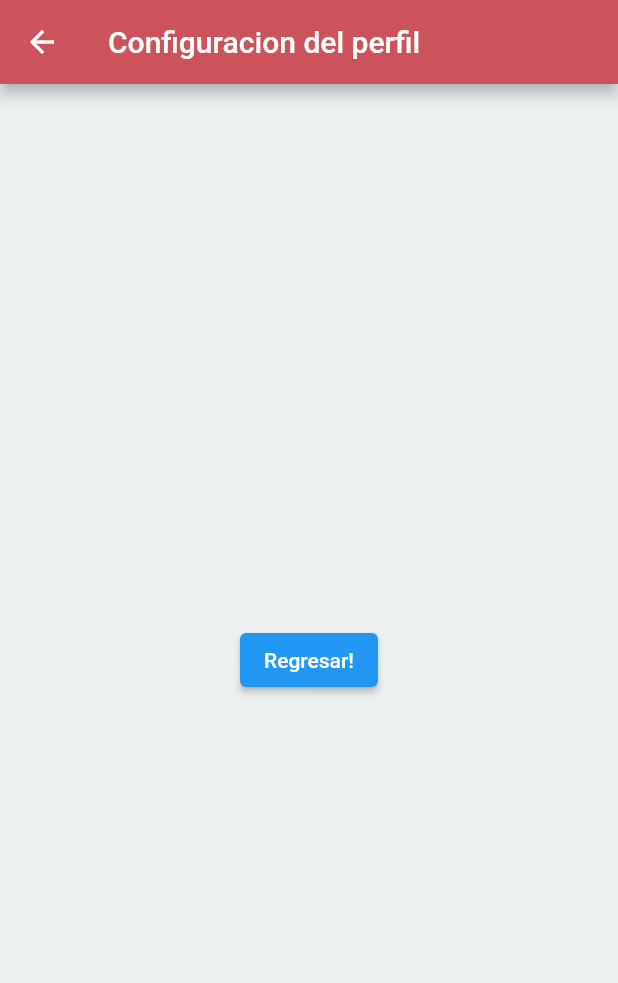
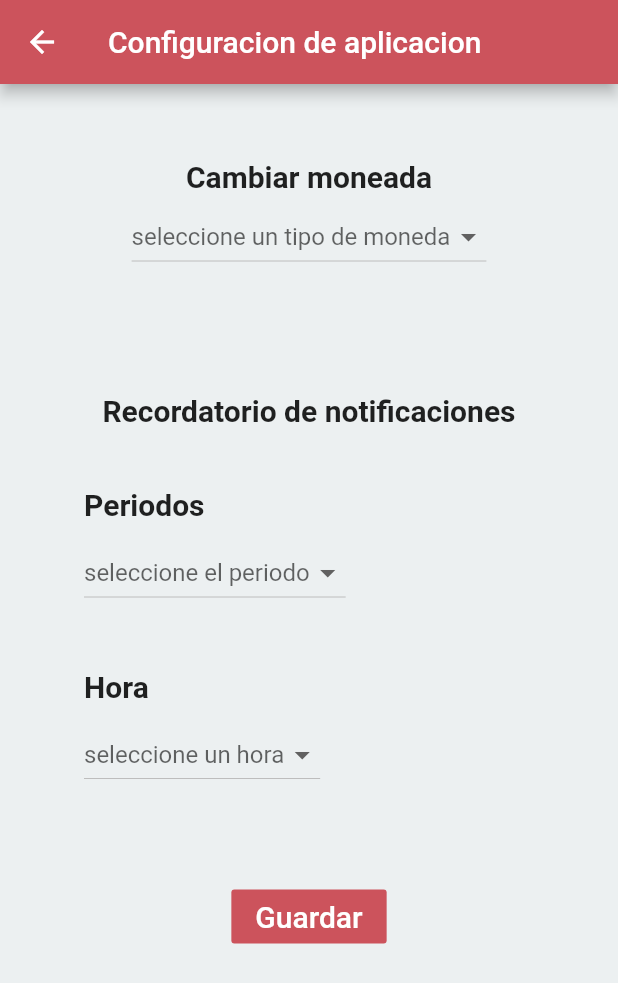
Before and after one commit to CARDONALUIS/AppFinanzasPersonales, a Flutter app: the ConfiPerfilPantalla screen opened directly, on a phone screen of 412 x 824 dp. Shown: the top 983 px of the screen. Run offline on Flutter 3.47's test engine with Material 2 defaults, Android fonts, the light colour scheme and no system bars; Roboto replaces fonts that are missing (Georgia, Hind).

Commit message:
Vista configuración
Vista configuración

```diff
--- a/appfinanzaspersonales/lib/Configuracion.dart
+++ b/appfinanzaspersonales/lib/Configuracion.dart
@@ -1,18 +1,122 @@
 import 'package:flutter/material.dart';
 
 class ConfiPerfilPantalla extends StatelessWidget {
+  var _listaMoneda = ['Peso', 'Dolar'];
+  String _vistaMoneda = 'seleccione un tipo de moneda';
+
+  var _listaPeriodos = [
+    'Por dia',
+    'Tercer dia',
+    'Fin de semana',
+  ];
+  String _vistaPeriodos = 'seleccione el periodo';
+
+  var _listaHoras = ['7 am', '10 am', '2pm', '5pm', '7 pm', '11pm'];
+  String _vistaHoras = 'seleccione un hora';
+
   @override
   Widget build(BuildContext context) {
     return Scaffold(
       appBar: AppBar(
-        title: Text("Configuracion del perfil"),
+        title: Text("Configuracion de aplicacion"),
       ),
       body: Center(
-        child: ElevatedButton(
+        /*child: ElevatedButton(
           onPressed: () {
             Navigator.pop(context);
           },
           child: Text('Regresar!'),
+        ),*/
+        child: Column(
+          children: <Widget>[
+            SizedBox(height: 50),
+            Text(
+              'Cambiar moneada',
+              textAlign: TextAlign.left,
+              style: const TextStyle(fontWeight: FontWeight.bold, fontSize: 20),
+            ),
+            SizedBox(height: 5),
+            DropdownButton(
+              items: _listaMoneda.map((String a) {
+                return DropdownMenuItem(value: a, child: Text(a));
+              }).toList(),
+              onChanged: (_) {},
+              hint: Text(_vistaMoneda),
+            ),
+            SizedBox(height: 80),
+            Text(
+              'Recordatorio de notificaciones',
+              textAlign: TextAlign.left,
+              style: const TextStyle(fontWeight: FontWeight.bold, fontSize: 20),
+            ),
+            SizedBox(height: 40),
+            Container(
+              width: 300,
+              child: Row(
+                children: <Widget>[
+                  Text(
+                    'Periodos',
+                    textAlign: TextAlign.center,
+                    style: const TextStyle(
+                        fontWeight: FontWeight.bold, fontSize: 20),
+                  ),
+                ],
+              ),
+            ),
+            SizedBox(height: 10),
+            Container(
+              width: 300,
+              child: Row(
+                children: <Widget>[
+                  DropdownButton(
+                    items: _listaPeriodos.map((String a) {
+                      return DropdownMenuItem(value: a, child: Text(a));
+                    }).toList(),
+                    onChanged: (_) {},
+                    hint: Text(_vistaPeriodos),
+                  ),
+                ],
+              ),
+            ),
+            SizedBox(height: 40),
+            Container(
+              width: 300,
+              child: Row(
+                children: <Widget>[
+                  Text(
+                    'Hora',
+                    textAlign: TextAlign.center,
+                    style: const TextStyle(
+                        fontWeight: FontWeight.bold, fontSize: 20),
+                  ),
+                ],
+              ),
+            ),
+            SizedBox(height: 10),
+            Container(
+              width: 300,
+              child: Row(
+                children: <Widget>[
+                  DropdownButton(
+                    items: _listaHoras.map((String a) {
+                      return DropdownMenuItem(value: a, child: Text(a));
+                    }).toList(),
+                    onChanged: (_) {},
+                    hint: Text(_vistaHoras),
+                  ),
+                ],
+              ),
+            ),
+            SizedBox(height: 60),
+            FlatButton(
+                child: Text(
+                  'Guardar',
+                  style: TextStyle(fontSize: 20.0),
+                ),
+                color: Color.fromRGBO(204, 83, 92, 1),
+                textColor: Colors.white,
+                onPressed: () {}),
+          ],
         ),
       ),
     );
--- a/appfinanzaspersonales/lib/main.dart
+++ b/appfinanzaspersonales/lib/main.dart
@@ -10,7 +10,6 @@ void main() {
 }
 
 class MyApp extends StatelessWidget {
-
   @override
   Widget build(BuildContext context) {
     return MaterialApp(
@@ -186,7 +185,7 @@ class _MyHomePageState extends State<MyHomePage> {
             Ink(
                 color: Color.fromRGBO(221, 59, 71, 1),
                 child: ListTile(
-                  title: Text('       °Configuracion del perfil'),
+                  title: Text('       °Configuracion de aplicacion'),
                   onTap: () {
                     Navigator.pop(context);
                     Navigator.push(
```
